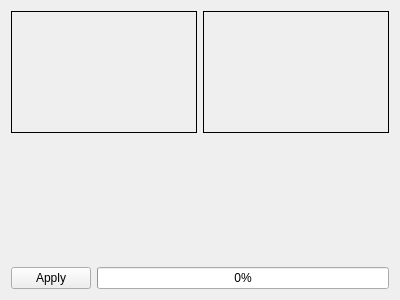
dzianisv/image_processing, file lab4/dsp-lab4/imageactionwidget.ui: the form before one commit.
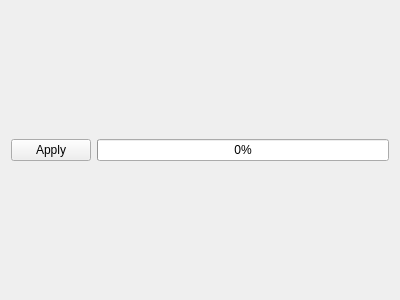
The form after the commit. Custom widgets are drawn as their Qt base class.

Commit message: BaseParametr and its successors implemented. ImageContainer fixes

```diff
--- a/lab4/dsp-lab4/imageactionwidget.ui
+++ b/lab4/dsp-lab4/imageactionwidget.ui
@@ -17,64 +17,7 @@
    <item>
     <layout class="QVBoxLayout" name="verticalLayout">
      <item>
-      <layout class="QHBoxLayout" name="horizontalLayout_2">
-       <item>
-        <widget class="QLabel" name="sourceImageWidget">
-         <property name="sizePolicy">
-          <sizepolicy hsizetype="Minimum" vsizetype="Minimum">
-           <horstretch>0</horstretch>
-           <verstretch>0</verstretch>
-          </sizepolicy>
-         </property>
-         <property name="frameShape">
-          <enum>QFrame::Box</enum>
-         </property>
-         <property name="text">
-          <string/>
-         </property>
-        </widget>
-       </item>
-       <item>
-        <widget class="QLabel" name="destinationImageWidget">
-         <property name="sizePolicy">
-          <sizepolicy hsizetype="Minimum" vsizetype="Minimum">
-           <horstretch>0</horstretch>
-           <verstretch>0</verstretch>
-          </sizepolicy>
-         </property>
-         <property name="frameShape">
-          <enum>QFrame::Box</enum>
-         </property>
-         <property name="text">
-          <string/>
-         </property>
-        </widget>
-       </item>
-      </layout>
-     </item>
-     <item>
-      <layout class="QHBoxLayout" name="horizontalLayout">
-       <item>
-        <widget class="HistogramWidget" name="sourceHistogramWidget" native="true">
-         <property name="sizePolicy">
-          <sizepolicy hsizetype="Minimum" vsizetype="Minimum">
-           <horstretch>0</horstretch>
-           <verstretch>0</verstretch>
-          </sizepolicy>
-         </property>
-        </widget>
-       </item>
-       <item>
-        <widget class="HistogramWidget" name="destinationHistogramWidget" native="true">
-         <property name="sizePolicy">
-          <sizepolicy hsizetype="Minimum" vsizetype="Minimum">
-           <horstretch>0</horstretch>
-           <verstretch>0</verstretch>
-          </sizepolicy>
-         </property>
-        </widget>
-       </item>
-      </layout>
+      <layout class="QHBoxLayout" name="widgetLayout"/>
      </item>
      <item>
       <layout class="QHBoxLayout" name="horizontalLayout_3">
@@ -101,14 +44,6 @@
    </item>
   </layout>
  </widget>
- <customwidgets>
-  <customwidget>
-   <class>HistogramWidget</class>
-   <extends>QWidget</extends>
-   <header>histogramwidget.h</header>
-   <container>1</container>
-  </customwidget>
- </customwidgets>
  <resources/>
  <connections/>
 </ui>
```
The commit also changes 62 other files.
